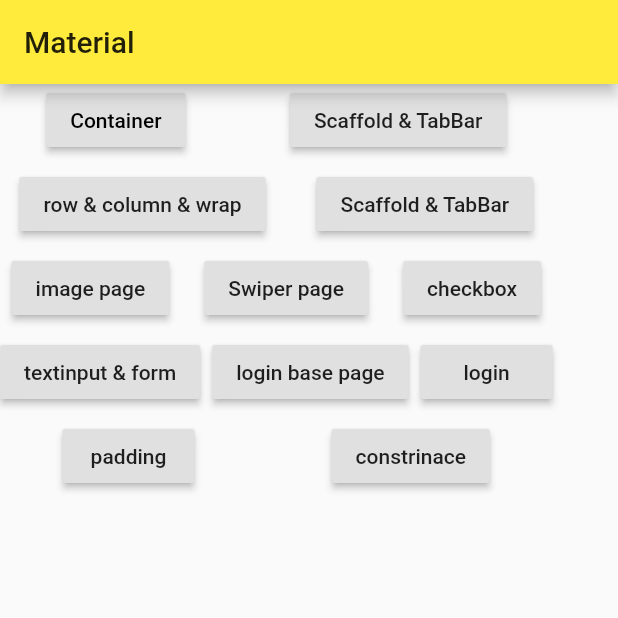
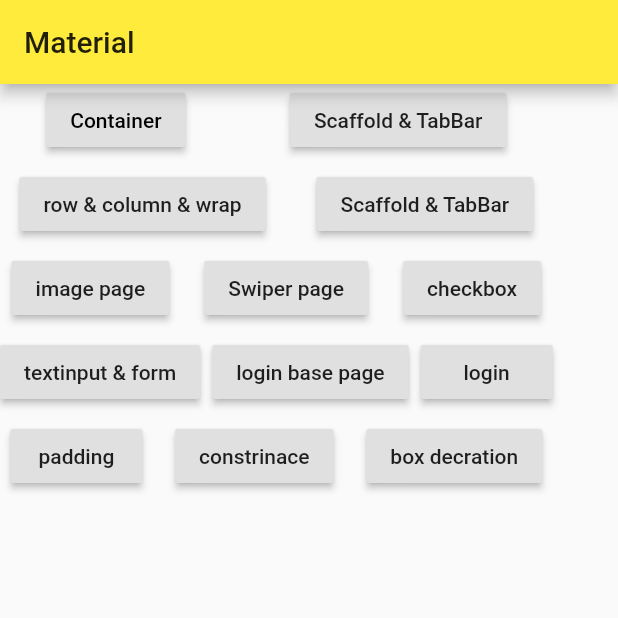
Before and after one commit to gaowei1012/flutter_learn, a Flutter app: the screen it shows after launch, on a phone screen of 412 x 824 dp, the top half of it. Run offline on Flutter 3.47's test engine with Material 2 defaults, Android fonts, the phone set to English and light mode, and no system bars; our stand-ins replace dio, flutter_swiper, font_awesome_flutter; missing offline and left inert: random_pk.

Commit message:
add decrotedbox

```diff
--- a/lib/page/home/home_page.dart
+++ b/lib/page/home/home_page.dart
@@ -3,6 +3,7 @@ import 'package:music/login/ui/login_page.dart';
 import 'package:music/widget/checbox_page.dart';
 import 'package:music/widget/constrained_page.dart';
 import 'package:music/widget/container_page.dart';
+import 'package:music/widget/decoratedbox_page.dart';
 import 'package:music/widget/image_page.dart';
 import 'package:music/widget/login_base_page.dart';
 import 'package:music/widget/pading_page.dart';
@@ -82,6 +83,10 @@ class _HomePageState extends State<HomePage> {
               RaisedButton(
                 onPressed: _constrinace,
                 child: Text('constrinace'),
+              ),
+              RaisedButton(
+                onPressed: _decration,
+                child: Text('box decration'),
               )
             ],
           )
@@ -145,4 +150,9 @@ class _HomePageState extends State<HomePage> {
     Navigator.push(
         context, MaterialPageRoute(builder: (context) => ConstrainedBoxPage()));
   }
+
+  _decration() {
+    Navigator.push(
+        context, MaterialPageRoute(builder: (context) => DecoratedBoxPage()));
+  }
 }
```
Also changed, not shown: lib/widget/decoratedbox_page.dart (added, +47 -0 lines).
